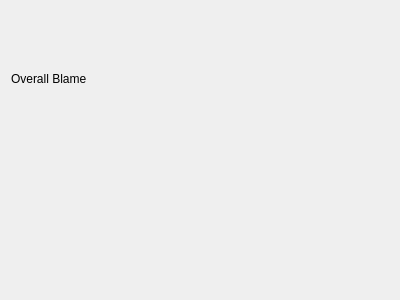
TheStickLord/GitStats, file GitStats/overallblame.ui: the form before one commit.
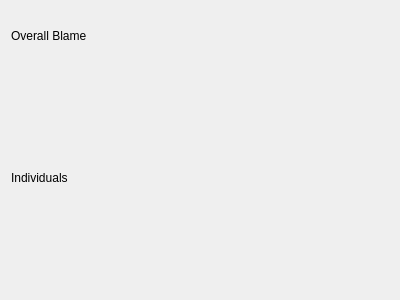
The form after the commit.

The edit to the form file:
```diff
--- a/GitStats/overallblame.ui
+++ b/GitStats/overallblame.ui
@@ -16,6 +16,12 @@
   <layout class="QVBoxLayout" name="verticalLayout">
    <item>
     <widget class="QLabel" name="label">
+     <property name="maximumSize">
+      <size>
+       <width>16777215</width>
+       <height>50</height>
+      </size>
+     </property>
      <property name="text">
       <string>Overall Blame</string>
      </property>
@@ -24,7 +30,11 @@
    <item>
     <layout class="QHBoxLayout" name="horizontalLayout">
      <item>
-      <widget class="QWidget" name="widget" native="true"/>
+      <widget class="QLabel" name="label_2">
+       <property name="text">
+        <string>Individuals</string>
+       </property>
+      </widget>
      </item>
     </layout>
    </item>
```
